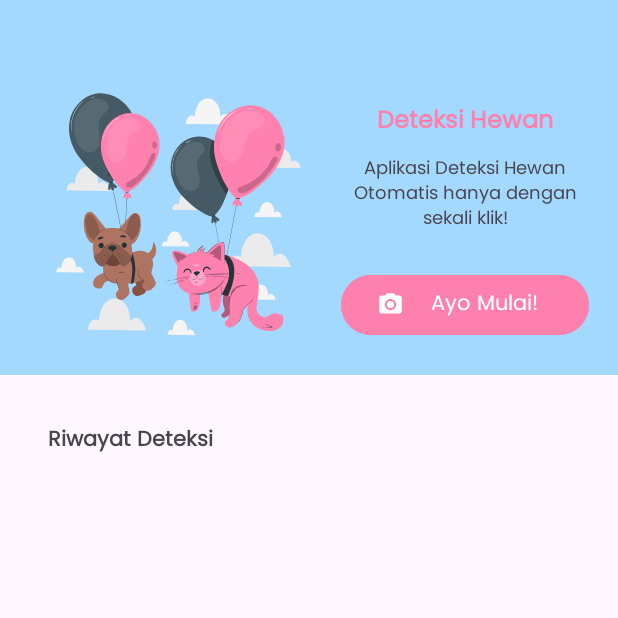
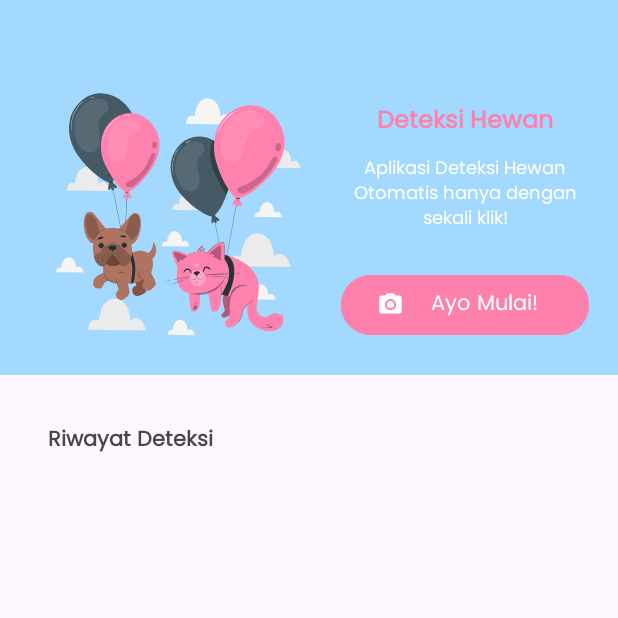
Before and after one commit to eeryyy282/animal-detection-android, an Android app: the screen it shows after launch (HomeActivity), on a phone screen of 412 x 824 dp, the top half of it. Run offline under Robolectric (Android 15) with nearby library versions, the light colour scheme and no system bars.

Commit message:
Add function for HomeActivity

```diff
--- a/app/src/main/java/com/learnjetpackcompose/animaldetectionandroid/view/HomeActivity.kt
+++ b/app/src/main/java/com/learnjetpackcompose/animaldetectionandroid/view/HomeActivity.kt
@@ -1,21 +1,38 @@
 package com.learnjetpackcompose.animaldetectionandroid.view
 
+import android.content.Intent
 import android.os.Bundle
 import androidx.activity.enableEdgeToEdge
 import androidx.appcompat.app.AppCompatActivity
 import androidx.core.view.ViewCompat
 import androidx.core.view.WindowInsetsCompat
 import com.learnjetpackcompose.animaldetectionandroid.R
+import com.learnjetpackcompose.animaldetectionandroid.databinding.ActivityHomeBinding
 
 class HomeActivity : AppCompatActivity() {
+    private lateinit var binding: ActivityHomeBinding
+
     override fun onCreate(savedInstanceState: Bundle?) {
         super.onCreate(savedInstanceState)
         enableEdgeToEdge()
-        setContentView(R.layout.activity_home)
+
+        binding = ActivityHomeBinding.inflate(layoutInflater)
+        setContentView(binding.root)
+
         ViewCompat.setOnApplyWindowInsetsListener(findViewById(R.id.main)) { v, insets ->
             val systemBars = insets.getInsets(WindowInsetsCompat.Type.systemBars())
             v.setPadding(systemBars.left, systemBars.top, systemBars.right, systemBars.bottom)
             insets
         }
+
+        setupAction()
+    }
+
+    private fun setupAction() {
+        binding.buttonStartDetection.setOnClickListener {
+            intent = Intent(this@HomeActivity, MainActivity::class.java)
+            startActivity(intent)
+            finish()
+        }
     }
 }
--- a/app/src/main/res/layout/activity_home.xml
+++ b/app/src/main/res/layout/activity_home.xml
@@ -58,6 +58,7 @@
             android:fontFamily="@font/poppins"
             android:text="@string/aplikasi_deteksi_hewan_otomatis_hanya_dengan_sekali_klik"
             android:textAlignment="center"
+            android:textColor="@color/white"
             android:textSize="12sp"
             app:layout_constraintEnd_toEndOf="@+id/tv_title_banner"
             app:layout_constraintStart_toStartOf="@+id/tv_title_banner"
@@ -71,7 +72,9 @@
             android:fontFamily="@font/poppins"
             android:text="@string/ayo_mulai"
             android:textAllCaps="false"
+            android:textColor="@color/white"
             app:icon="@drawable/baseline_photo_camera_24"
+            app:iconTint="@color/white"
             app:layout_constraintBottom_toTopOf="@+id/guideline"
             app:layout_constraintEnd_toEndOf="@+id/tv_description_baner"
             app:layout_constraintStart_toStartOf="@+id/tv_description_baner"
```
